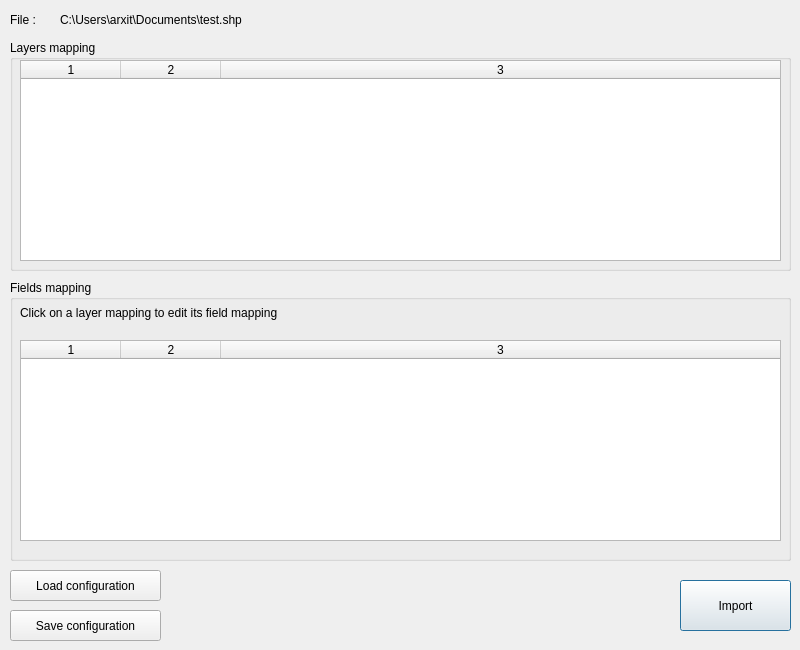
The window that widgets/import_data/import_dxf_dialog.ui (Geoportail-Luxembourg/qgis-pag-plugin) describes before a commit, drawn with Qt 5.
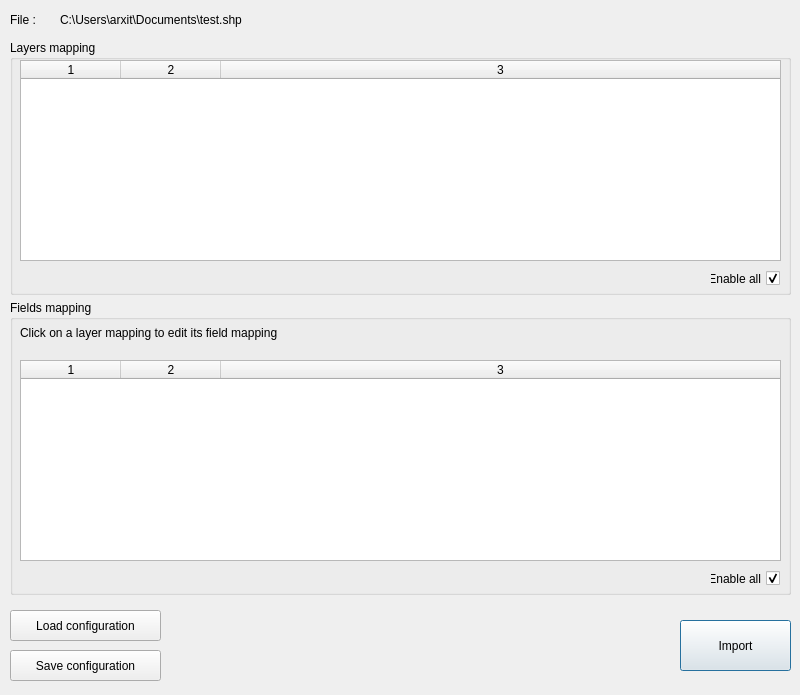
The same window after the commit.

Commit message: Activer tout import DXF

The edit to the form file:
```diff
--- a/widgets/import_data/import_dxf_dialog.ui
+++ b/widgets/import_data/import_dxf_dialog.ui
@@ -10,7 +10,7 @@
     <x>0</x>
     <y>0</y>
     <width>800</width>
-    <height>650</height>
+    <height>695</height>
    </rect>
   </property>
   <property name="sizePolicy">
@@ -22,13 +22,13 @@
   <property name="minimumSize">
    <size>
     <width>800</width>
-    <height>650</height>
+    <height>695</height>
    </size>
   </property>
   <property name="maximumSize">
    <size>
     <width>800</width>
-    <height>650</height>
+    <height>695</height>
    </size>
   </property>
   <property name="windowTitle">
@@ -51,7 +51,7 @@
    <property name="geometry">
     <rect>
      <x>680</x>
-     <y>580</y>
+     <y>620</y>
      <width>111</width>
      <height>51</height>
     </rect>
@@ -67,7 +67,7 @@
    <property name="geometry">
     <rect>
      <x>10</x>
-     <y>570</y>
+     <y>610</y>
      <width>151</width>
      <height>31</height>
     </rect>
@@ -80,7 +80,7 @@
    <property name="geometry">
     <rect>
      <x>10</x>
-     <y>610</y>
+     <y>650</y>
      <width>151</width>
      <height>31</height>
     </rect>
@@ -108,7 +108,7 @@
      <x>10</x>
      <y>40</y>
      <width>781</width>
-     <height>231</height>
+     <height>255</height>
     </rect>
    </property>
    <property name="title">
@@ -139,14 +139,33 @@
     <column/>
     <column/>
    </widget>
+   <widget class="QCheckBox" name="chkEnableAllLayersMapping">
+    <property name="geometry">
+     <rect>
+      <x>700</x>
+      <y>230</y>
+      <width>70</width>
+      <height>17</height>
+     </rect>
+    </property>
+    <property name="layoutDirection">
+     <enum>Qt::RightToLeft</enum>
+    </property>
+    <property name="text">
+     <string>Enable all</string>
+    </property>
+    <property name="checked">
+     <bool>true</bool>
+    </property>
+   </widget>
   </widget>
   <widget class="QGroupBox" name="groupBox_2">
    <property name="geometry">
     <rect>
      <x>10</x>
-     <y>280</y>
+     <y>300</y>
      <width>781</width>
-     <height>281</height>
+     <height>295</height>
     </rect>
    </property>
    <property name="title">
@@ -187,6 +206,25 @@
     <column/>
     <column/>
    </widget>
+   <widget class="QCheckBox" name="chkEnableAllFieldsMapping">
+    <property name="geometry">
+     <rect>
+      <x>700</x>
+      <y>270</y>
+      <width>70</width>
+      <height>17</height>
+     </rect>
+    </property>
+    <property name="layoutDirection">
+     <enum>Qt::RightToLeft</enum>
+    </property>
+    <property name="text">
+     <string>Enable all</string>
+    </property>
+    <property name="checked">
+     <bool>true</bool>
+    </property>
+   </widget>
   </widget>
  </widget>
  <resources/>
```
Left out of the diff: 34 changed lines with no effect on the pictures. The commit also changes 2 other files.
